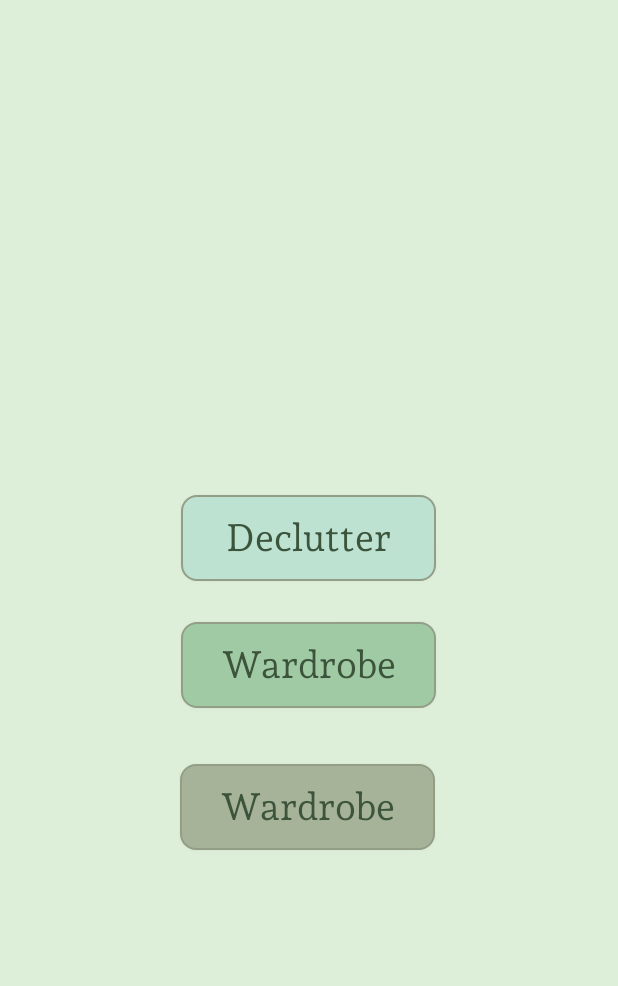
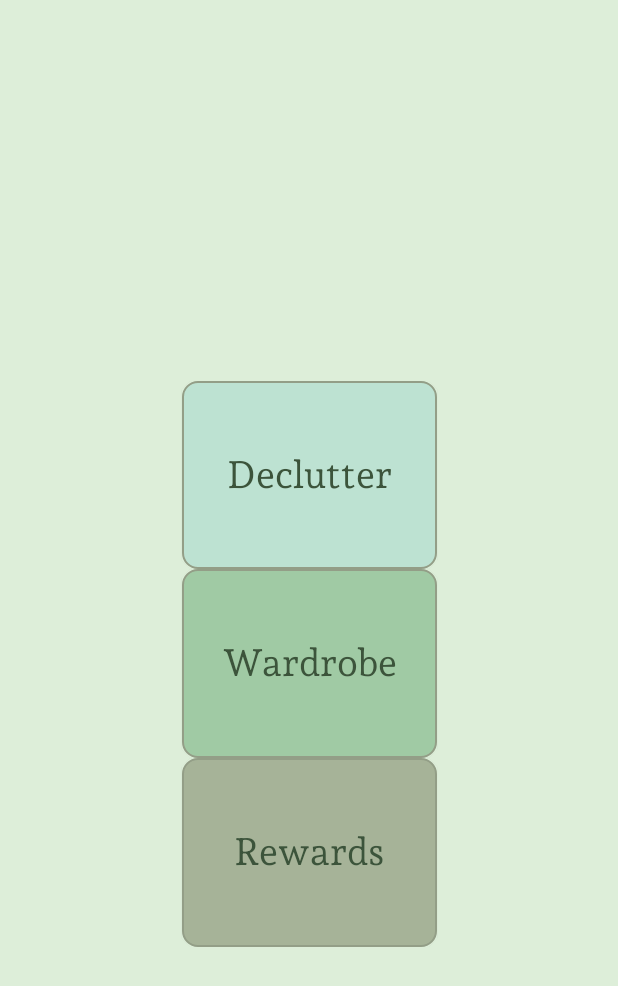
Before and after one commit to AagmaPekol/GitHub_Repository_P2_DeClutter, an Android app: the JuliasTemplate screen opened directly, with no data from a screen before it, on a phone screen of 412 x 824 dp. Shown: the top 986 px of the screen. Run offline under Robolectric (Android 15) with nearby library versions, the phone set to English and light mode, and no system bars; Roboto replaces fonts that are not available here.

Commit message:
fun stuff

```diff
--- a/P2_DeClutter_App/app/src/main/res/layout/activity_julias_template.xml
+++ b/P2_DeClutter_App/app/src/main/res/layout/activity_julias_template.xml
@@ -8,62 +8,65 @@
     android:background="#DDEED9"
     tools:context=".JuliasTemplate">
 
+
+    <LinearLayout
+        android:layout_width="410dp"
+        android:layout_height="377dp"
+        android:orientation="vertical"
+        app:layout_constraintBottom_toBottomOf="parent"
+        app:layout_constraintEnd_toEndOf="parent"
+        app:layout_constraintStart_toStartOf="parent"
+        app:layout_constraintTop_toTopOf="parent"
+        app:layout_constraintVertical_bias="0.568">
+
         <Button
             android:id="@+id/declutterBtn2"
             android:layout_width="170dp"
             android:layout_height="wrap_content"
+            android:layout_gravity="center_horizontal"
+            android:layout_weight="1"
             android:background="@drawable/btn_blue_v1"
             android:fontFamily="@font/andada_pro2"
+            android:gravity="center"
             android:padding="10dp"
             android:text="Declutter"
             android:textAllCaps="false"
             android:textColor="#3C543B"
             android:textColorLink="#FBFFFFFF"
-        android:textSize="25sp"
-        app:layout_constraintBottom_toBottomOf="parent"
-        app:layout_constraintEnd_toEndOf="parent"
-        app:layout_constraintHorizontal_bias="0.498"
-        app:layout_constraintStart_toStartOf="parent"
-        app:layout_constraintTop_toTopOf="parent"
-        app:layout_constraintVertical_bias="0.43" />
+            android:textSize="25sp" />
 
         <Button
             android:id="@+id/wardrobeBtn2"
             android:layout_width="170dp"
             android:layout_height="wrap_content"
+            android:layout_gravity="center_horizontal"
+            android:layout_weight="1"
             android:background="@drawable/btn_green_v1"
             android:fontFamily="@font/andada_pro2"
+            android:gravity="center"
             android:padding="10dp"
             android:text="Wardrobe"
             android:textAllCaps="false"
             android:textColor="#3C543B"
             android:textColorLink="#FBFFFFFF"
-        android:textSize="25sp"
-        app:layout_constraintBottom_toBottomOf="parent"
-        app:layout_constraintEnd_toEndOf="parent"
-        app:layout_constraintHorizontal_bias="0.498"
-        app:layout_constraintStart_toStartOf="parent"
-        app:layout_constraintTop_toTopOf="parent"
-        app:layout_constraintVertical_bias="0.541" />
+            android:textSize="25sp" />
 
         <Button
             android:id="@+id/wardrobeBtn3"
             android:layout_width="170dp"
             android:layout_height="wrap_content"
+            android:layout_gravity="center_horizontal"
+            android:layout_weight="1"
             android:background="@drawable/btn_brown_v1"
             android:fontFamily="@font/andada_pro2"
+            android:gravity="center"
             android:padding="10dp"
-        android:text="Wardrobe"
+            android:text="Rewards"
             android:textAllCaps="false"
             android:textColor="#3C543B"
             android:textColorLink="#FBFFFFFF"
-        android:textSize="25sp"
-        app:layout_constraintBottom_toBottomOf="parent"
-        app:layout_constraintEnd_toEndOf="parent"
-        app:layout_constraintHorizontal_bias="0.497"
-        app:layout_constraintStart_toStartOf="parent"
-        app:layout_constraintTop_toTopOf="parent"
-        app:layout_constraintVertical_bias="0.664" />
+            android:textSize="25sp" />
+    </LinearLayout>
 
 
 </androidx.constraintlayout.widget.ConstraintLayout>
```
Lines whose indentation alone changed are shown as unchanged.
